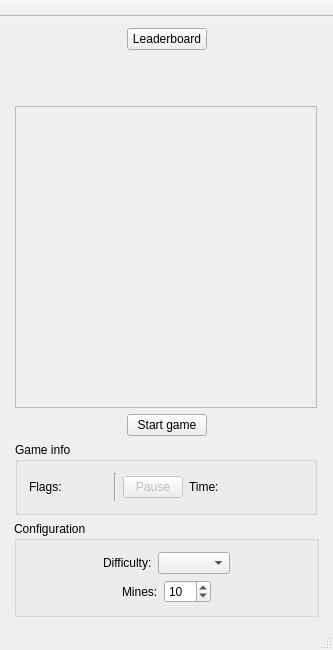
pavolmarak/minesweeper, file game_gui.ui: the form before one commit.
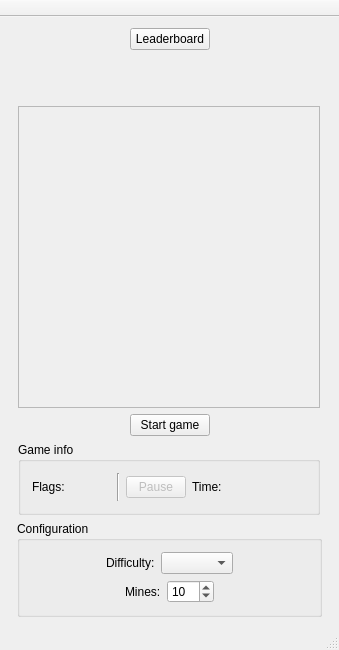
The form after the commit. Custom widgets are drawn as their Qt base class.

Commit message: Small fixes in main GUI size.

Diff of the .ui file:
```diff
--- a/game_gui.ui
+++ b/game_gui.ui
@@ -6,7 +6,7 @@
    <rect>
     <x>0</x>
     <y>0</y>
-    <width>333</width>
+    <width>339</width>
     <height>650</height>
    </rect>
   </property>
@@ -18,14 +18,14 @@
   </property>
   <property name="minimumSize">
    <size>
-    <width>333</width>
+    <width>339</width>
     <height>650</height>
    </size>
   </property>
   <property name="maximumSize">
    <size>
-    <width>333</width>
-    <height>617</height>
+    <width>339</width>
+    <height>650</height>
    </size>
   </property>
   <property name="windowTitle">
```
The commit also changes 1 other file.
